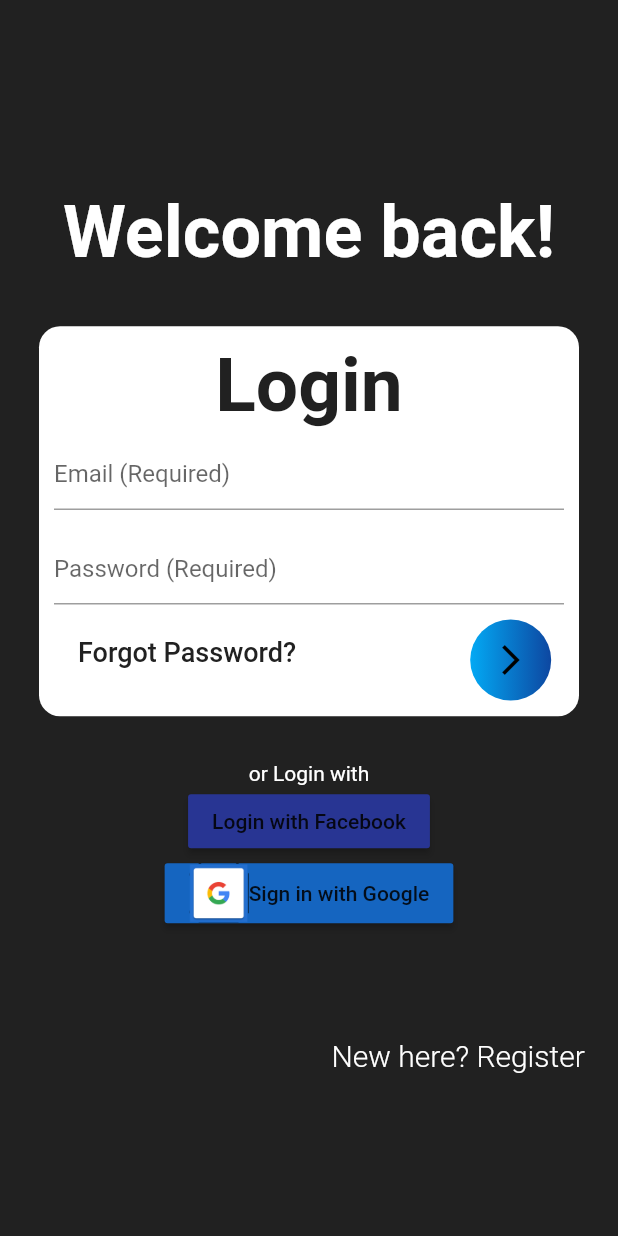
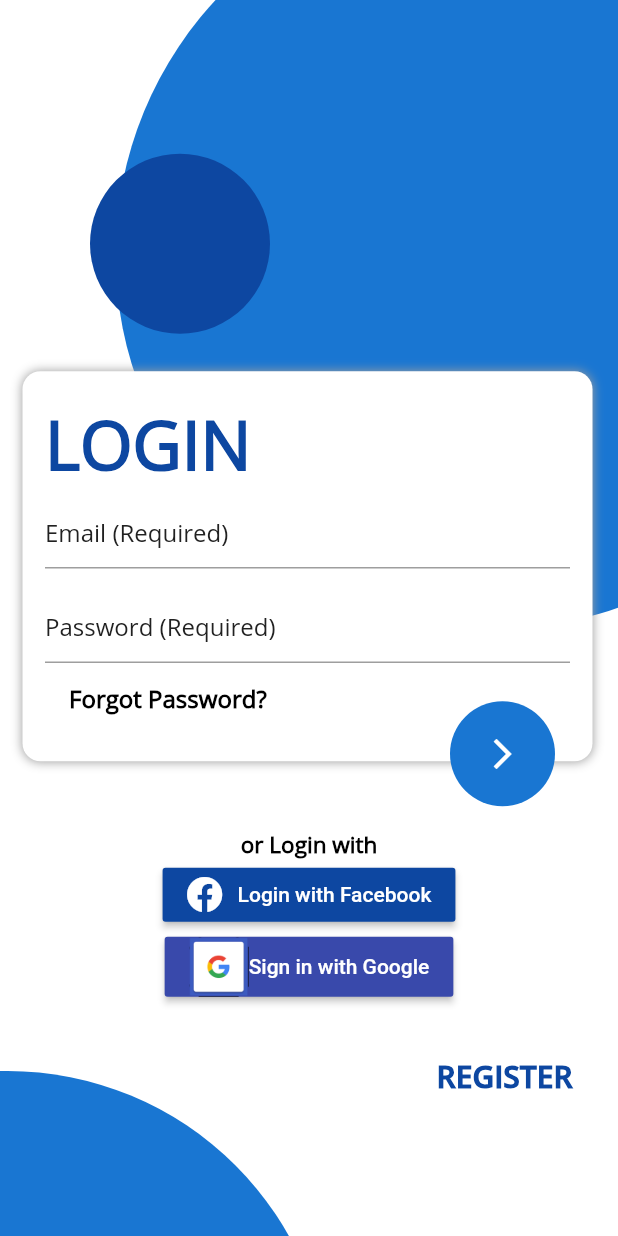
Before and after one commit to neha-ajith/task-1, a Flutter app: the screen it shows after launch, on a phone screen of 412 x 824 dp. Run offline on Flutter 3.47's test engine with Material 2 defaults, Android fonts, the phone set to English and light mode, and no system bars; our stand-ins replace font_awesome_flutter.

Commit message:
app updated

```diff
--- a/flutter_ui/lib/main.dart
+++ b/flutter_ui/lib/main.dart
@@ -1,5 +1,6 @@
 import 'package:flutter/cupertino.dart';
 import 'package:flutter/material.dart';
+import 'package:font_awesome_flutter/font_awesome_flutter.dart';
 
 void main() => runApp(MaterialApp(
   home : Home()
@@ -9,116 +10,162 @@ class Home extends StatelessWidget {
   @override
   Widget build(BuildContext context) {
     return Scaffold(
-      backgroundColor: Colors.grey[900],
-      body: SafeArea(
+      resizeToAvoidBottomPadding: false,
+      backgroundColor: Colors.white,
+      body: Stack(
+        children: [
+          Positioned(
+            right: -165,
+              top: -80,
+              child: CircleAvatar(radius: 250)
+          ),
+          Positioned(
+            left: -210,
+            bottom: -320,
+            child: CircleAvatar(radius:215),
+          ),
+          SafeArea(
           child: Padding(
-          padding: EdgeInsets.fromLTRB(0, 30, 0, 0),
+            padding: EdgeInsets.fromLTRB(0, 20, 0, 0),
             child: Column(
               mainAxisAlignment: MainAxisAlignment.center,
               crossAxisAlignment: CrossAxisAlignment.center,
               children: [
-              Text(
-                  'Welcome back!',
-                style: TextStyle(
-                  fontSize: 48,
-                  color: Colors.white,
-                  fontWeight: FontWeight.bold,
+                Row(
+                  children: [
+                    SizedBox(width: 60),
+                    CircleAvatar(
+                      radius: 60,
+                      backgroundColor: Colors.blue[900],
                     ),
+                  ],
                 ),
-              SizedBox(height:35),
+                SizedBox(height:25),
+                Stack(
+                  children: [
+                  Row(
+                    children: [
+                      SizedBox(width: 15),
                       Container(
-                width: 360,
+                        width: 380,
                         height: 260,
                         decoration: BoxDecoration(
-                  borderRadius: BorderRadius.circular(14.0),
+                          borderRadius: BorderRadius.circular(12.0),
                           color: Colors.white,
+                          boxShadow: [BoxShadow(
+                            color: Colors.grey,
+                            blurRadius: 5,
+                          ),]
                         ),
                         child: Padding(
-                  padding: const EdgeInsets.fromLTRB(10, 0, 10, 0),
+                          padding: const EdgeInsets.all(15),
                           child: Column(
                             mainAxisAlignment: MainAxisAlignment.center,
+                            crossAxisAlignment: CrossAxisAlignment.start,
                             children: [
                               Text(
-                        'Login',
+                                'LOGIN',
                                 style: TextStyle(
-                          fontSize: 50,
-                          color: Colors.grey[900],
+                                  fontSize: 45,
+                                  color: Colors.blue[900],
                                   fontWeight: FontWeight.bold,
+                                  fontFamily: 'Sans',
                                 ),
                               ),
                               SizedBox(height: 5),
                               TextField(
                                 decoration: InputDecoration(
                                   hintText: 'Email (Required)',
+                                  hintStyle: TextStyle(
+                                    fontFamily: 'Sans',
+                                    color: Colors.grey[900],
+                                    fontWeight: FontWeight.w500,
+                                  ),
                                 ),
                               ),
                               SizedBox(height: 15),
                               TextField(
                                 decoration: InputDecoration(
                                   hintText: 'Password (Required)',
+                                  hintStyle: TextStyle(
+                                      fontFamily: 'Sans',
+                                    color: Colors.grey[900],
+                                    fontWeight: FontWeight.w500,
                                   ),
                                 ),
-                      Row(
-                        mainAxisAlignment: MainAxisAlignment.start,
-                        children: [
+                              ),
                               FlatButton(
                                   onPressed: () {},
                                   child: Text(
                                       'Forgot Password?',
                                     style: TextStyle(
-                                  fontSize: 18,
-                                  color: Colors.grey[900]
+                                      fontSize: 16,
+                                      color: Colors.black,
+                                      fontFamily: 'Sans',
+                                      fontWeight: FontWeight.w600,
                                     ),
                                   ),
                               ),
-                          SizedBox(width: 100),
+                            ],
+                          ),
+                        ),
+                      ),
+                    ],
+                  ),
                     Column(
                       children: [
-                              SizedBox(height: 10),
-                              Container(
-                                decoration: BoxDecoration(
-                                  shape: BoxShape.circle,
-                                  gradient: LinearGradient(
-                                    colors: [
-                                      Colors.lightBlue,
-                                      Colors.blue[900],
-                                    ]
-                                  ),
-                                ),
-                                child: CircleAvatar(
-                                  radius: 27,
-                                  backgroundColor: Colors.transparent,
+                        SizedBox(height: 220),
+                        Row(
+                          children: [
+                            SizedBox(width: 300),
+                            CircleAvatar(
+                              radius: 35,
                               child: IconButton(
                                 icon: Icon(
                                   Icons.arrow_forward_ios_outlined,
-                                        color: Colors.black,
+                                  color: Colors.white,
                                 ),
                                 onPressed: () {},
                                 splashColor: Colors.grey,
                               ),
                             ),
+                          ],
                         ),
                       ],
                     )
-                        ],
-                      )
-                    ],
+                  ]
                 ),
-                ),
-              ),
-              SizedBox(height: 30),
+                SizedBox(height: 15),
                 Column(
                   children: [
                     Text(
                         'or Login with',
                       style: TextStyle(
-                      color: Colors.white,
+                        color: Colors.black,
+                        fontSize: 15,
+                        fontWeight: FontWeight.bold,
+                        fontFamily: 'Sans',
                       ),
                     ),
                     RaisedButton(
                         onPressed: () {},
-                      child: Text('Login with Facebook'),
-                    color: Colors.indigo[800],
+                        child: Row(
+                          mainAxisSize: MainAxisSize.min,
+                          children: [
+                            Icon(
+                              FontAwesomeIcons.facebook,
+                              color: Colors.white,
+                            ),
+                            SizedBox(width: 10,),
+                            Text(
+                                'Login with Facebook',
+                              style: TextStyle(
+                                  color: Colors.white
+                              ),
+                            ),
+                          ],
+                        ),
+                      color: Colors.blue[900],
                     ),
                     RaisedButton(
                       onPressed: () {},
@@ -131,23 +178,29 @@ class Home extends StatelessWidget {
                             height: 40,
                             width: 40,
                           ),
-                        Text('Sign in with Google'),
+                          Text(
+                              'Sign in with Google',
+                            style: TextStyle(
+                              color: Colors.white
+                            ),
+                          ),
                         ],
                       ),
-                    color: Colors.blue[800],
+                      color: Colors.indigo[600],
                     ),
-                  SizedBox(height: 60),
+                    SizedBox(height: 25),
                     Row(
                       children: [
-                      SizedBox(width: 205),
+                        SizedBox(width: 275),
                         FlatButton(
                             onPressed: (){},
                             child: Text(
-                              'New here? Register',
+                                'REGISTER',
                               style: TextStyle(
-                              color: Colors.white,
+                                color: Colors.blue[900],
                                 fontSize: 20,
-                              fontWeight: FontWeight.w300,
+                                fontWeight: FontWeight.w900,
+                                fontFamily: 'Sans-Bold',
                               ),
                             ),
                         ),
@@ -159,6 +212,8 @@ class Home extends StatelessWidget {
             ),
           ),
         ),
+       ]
+      ),
     );
   }
 }
```
Also changed, not shown: flutter_ui/pubspec.yaml (+8 -2 lines), Screenshot_1604226201.png (added), flutter_ui/fonts/OpenSans-Regular.ttf (added), flutter_ui/fonts/OpenSans-SemiBold.ttf (added), flutter_ui/fonts/ProductSans-Medium.ttf (deleted), flutter_ui/pubspec.lock. Lines whose indentation alone changed are shown as unchanged.
